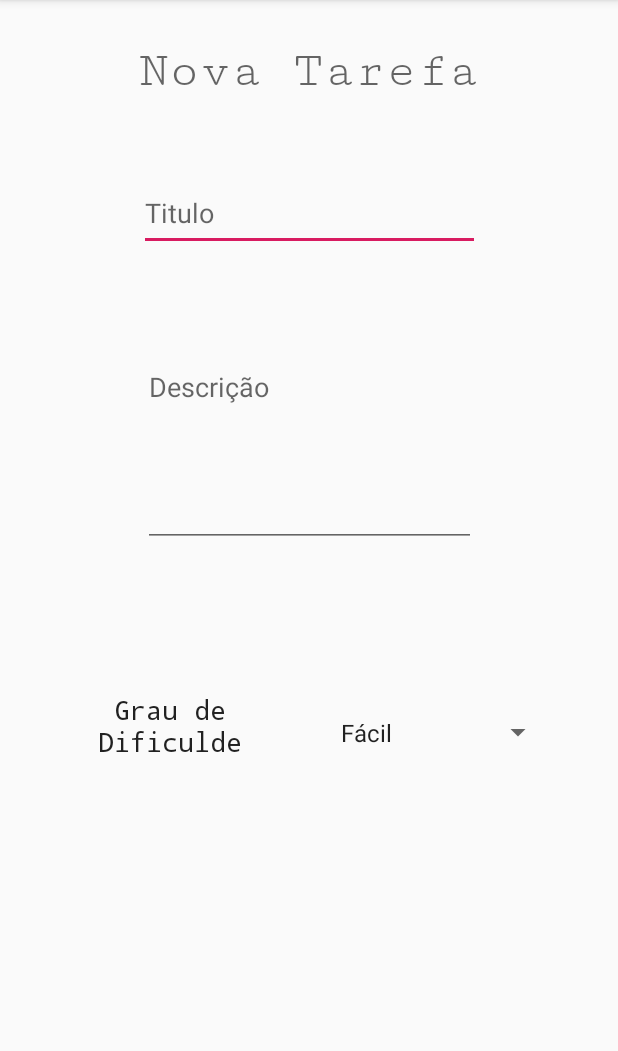
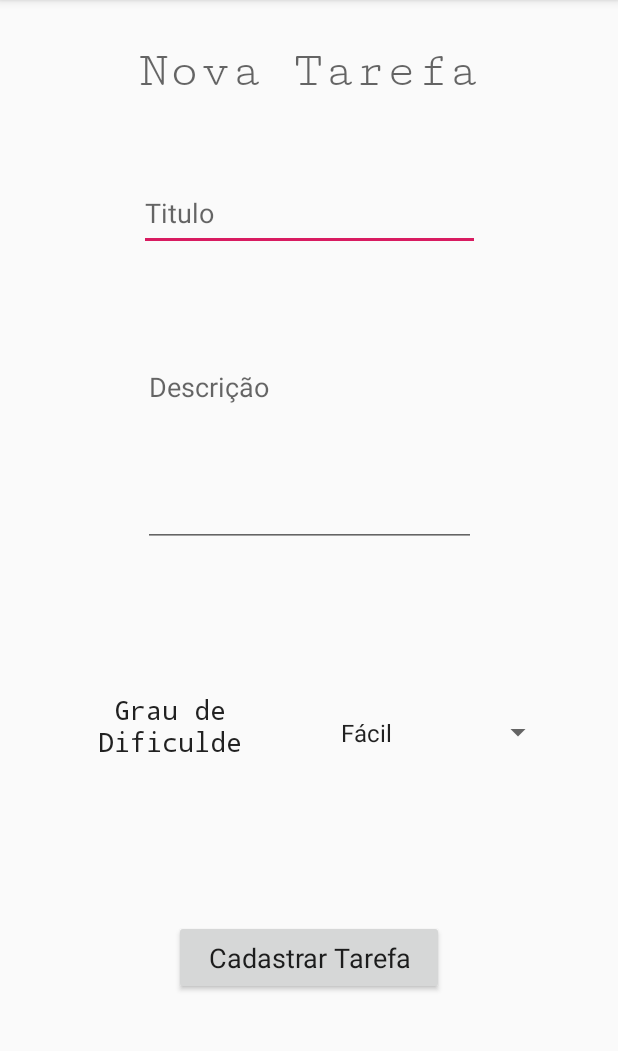
Before and after one commit to ufjf-dcc196/2019-1-dcc196-trb2-RomuloLASS, an Android app: the screen it shows after launch (NovaTarefaActivity), after a tap on "CADASTRAR", on a phone screen of 412 x 824 dp, the part 84-1135 px from its top. Run offline under Robolectric (Android 15) with nearby library versions, the phone set to English and light mode, and no system bars.

Commit message:
Cadastro de novas tarefas concluido

```diff
--- a/app/src/main/java/br/ufjf/dcc196/trab03/MainActivity.java
+++ b/app/src/main/java/br/ufjf/dcc196/trab03/MainActivity.java
@@ -21,15 +21,6 @@ public class MainActivity extends AppCompatActivity {
         TarefasDBHelper helper = new TarefasDBHelper(getApplicationContext());
         SQLiteDatabase db = helper.getWritableDatabase();
 
-        /*ContentValues values = new ContentValues();
-        values.put(TarefasContract.Tarefas.COLLUMN_TITULO, "Trabalho");
-        values.put(TarefasContract.Tarefas.COLLUMN_DESCRICACAO, "Trabalho de Lab Android");
-        values.put(TarefasContract.Tarefas.COLLUMN_GRAU, "5");
-        values.put(TarefasContract.Tarefas.COLLUMN_DATAATUAL, "2019-05-23 20:56");
-        values.put(TarefasContract.Tarefas.COLLUMN_DATALIMITE, "2019-06-32 20:56");
-
-        db.insert(TarefasContract.Tarefas.TABLE_NAME, null, values);*/
-
         String[] campos = {
                 TarefasContract.Tarefas.COLLUMN_TITULO,
                 TarefasContract.Tarefas.COLLUMN_DESCRICACAO,
@@ -52,7 +43,5 @@ public class MainActivity extends AppCompatActivity {
                 startActivity(intent);
             }
         });
-
-
     }
 }
--- a/app/src/main/java/br/ufjf/dcc196/trab03/NovaTarefaActivity.java
+++ b/app/src/main/java/br/ufjf/dcc196/trab03/NovaTarefaActivity.java
@@ -1,8 +1,14 @@
 package br.ufjf.dcc196.trab03;
 
+import android.app.Activity;
+import android.content.ContentValues;
+import android.database.sqlite.SQLiteDatabase;
 import android.support.v7.app.AppCompatActivity;
 import android.os.Bundle;
+import android.view.View;
 import android.widget.ArrayAdapter;
+import android.widget.Button;
+import android.widget.EditText;
 import android.widget.Spinner;
 
 import java.util.ArrayList;
@@ -12,21 +18,39 @@ import java.util.List;
 public class NovaTarefaActivity extends AppCompatActivity {
 
     private Spinner spinner;
+    private Button btnSubmitTask;
+    private EditText etTitle;
+    private EditText etDescription;
 
     @Override
     protected void onCreate(Bundle savedInstanceState) {
         super.onCreate(savedInstanceState);
         setContentView(R.layout.activity_nova_tarefa);
+        btnSubmitTask = findViewById(R.id.btnSubmitTask);
+        etTitle = findViewById(R.id.etTitle);
+        etDescription = findViewById(R.id.etDescription);
+        final ContentValues valuesTask = new ContentValues();
+
+        TarefasDBHelper helper = new TarefasDBHelper(getApplicationContext());
+        final SQLiteDatabase db = helper.getWritableDatabase();
 
         spinner = findViewById(R.id.spinner);
+        List<String> dificuldade = new ArrayList<>(Arrays.asList("Fácil","Medio", "Sem","Difícil","Muito Díficil"));
+        ArrayAdapter<String> dataAdapter = new ArrayAdapter<String>(this, android.R.layout.simple_spinner_item, dificuldade);
+        dataAdapter.setDropDownViewResource(android.R.layout.simple_spinner_dropdown_item);
+        spinner.setAdapter(dataAdapter);
 
-        List<String> linguagens = new ArrayList<>(Arrays.asList("Fácil","Medio", "Sem","Difícil","Muito Díficil"));
-
-        ArrayAdapter<String> dataAdapter = new ArrayAdapter<String>(this,
-                android.R.layout.simple_spinner_item, linguagens );
-        dataAdapter.setDropDownViewResource(android.R.layout.simple_spinner_dropdown_item);
-
-        spinner.setAdapter(dataAdapter);
+        btnSubmitTask.setOnClickListener(new View.OnClickListener() {
+            @Override
+            public void onClick(View v) {
+                valuesTask.put(TarefasContract.Tarefas.COLLUMN_TITULO, String.valueOf(etTitle.getText()));
+                valuesTask.put(TarefasContract.Tarefas.COLLUMN_DESCRICACAO, String.valueOf(etDescription.getText()));
+                valuesTask.put(TarefasContract.Tarefas.COLLUMN_GRAU, String.valueOf(spinner.getSelectedItem()));
+                db.insert(TarefasContract.Tarefas.TABLE_NAME, null, valuesTask);
+                setResult(Activity.RESULT_OK);
+                finish();
+            }
+        });
 
 
     }
--- a/app/src/main/res/layout/activity_nova_tarefa.xml
+++ b/app/src/main/res/layout/activity_nova_tarefa.xml
@@ -7,7 +7,7 @@
     tools:context=".NovaTarefaActivity">
 
     <EditText
-        android:id="@+id/editText"
+        android:id="@+id/etTitle"
         android:layout_width="227dp"
         android:layout_height="50dp"
         android:layout_marginStart="8dp"
@@ -23,7 +23,7 @@
         app:layout_constraintTop_toBottomOf="@+id/textView2" />
 
     <EditText
-        android:id="@+id/editText3"
+        android:id="@+id/etDescription"
         android:layout_width="222dp"
         android:layout_height="129dp"
         android:layout_marginStart="8dp"
@@ -37,7 +37,7 @@
         android:inputType="textMultiLine"
         app:layout_constraintEnd_toEndOf="parent"
         app:layout_constraintStart_toStartOf="parent"
-        app:layout_constraintTop_toBottomOf="@+id/editText" />
+        app:layout_constraintTop_toBottomOf="@+id/etTitle" />
 
     <Spinner
         android:id="@+id/spinner"
@@ -51,7 +51,7 @@
         app:layout_constraintEnd_toEndOf="parent"
         app:layout_constraintHorizontal_bias="0.56"
         app:layout_constraintStart_toEndOf="@+id/textView3"
-        app:layout_constraintTop_toBottomOf="@+id/editText3" />
+        app:layout_constraintTop_toBottomOf="@+id/etDescription" />
 
     <TextView
         android:id="@+id/textView2"
@@ -84,6 +84,25 @@
         android:textSize="18sp"
         app:fontFamily="monospace"
         app:layout_constraintStart_toStartOf="parent"
-        app:layout_constraintTop_toBottomOf="@+id/editText3" />
+        app:layout_constraintTop_toBottomOf="@+id/etDescription" />
+
+    <Button
+        android:id="@+id/btnSubmitTask"
+        android:layout_width="180dp"
+        android:layout_height="50dp"
+        android:layout_marginStart="8dp"
+        android:layout_marginLeft="8dp"
+        android:layout_marginTop="8dp"
+        android:layout_marginEnd="8dp"
+        android:layout_marginRight="8dp"
+        android:layout_marginBottom="16dp"
+        android:text="Cadastrar Tarefa"
+        android:textAppearance="@style/TextAppearance.AppCompat.Body1"
+        android:textSize="18sp"
+        android:typeface="sans"
+        app:layout_constraintBottom_toBottomOf="parent"
+        app:layout_constraintEnd_toEndOf="parent"
+        app:layout_constraintStart_toStartOf="parent"
+        app:layout_constraintTop_toBottomOf="@+id/textView3" />
 
 </android.support.constraint.ConstraintLayout>
```
